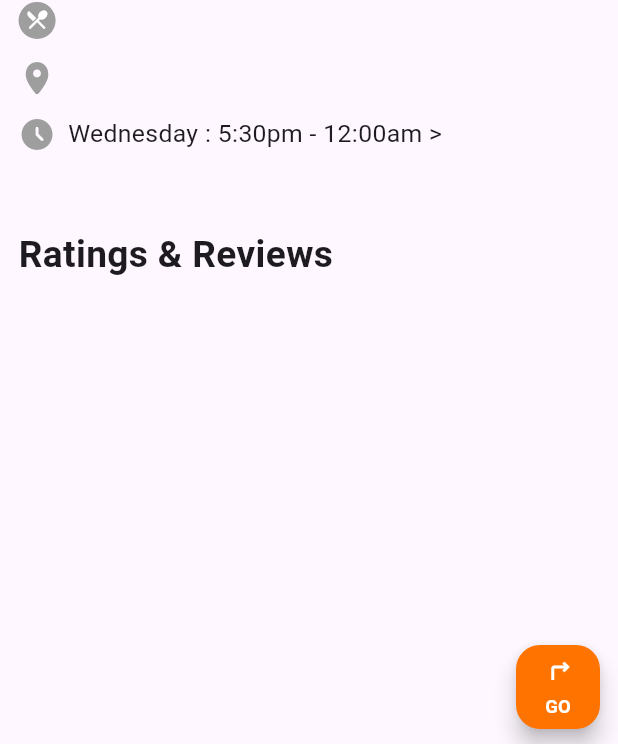
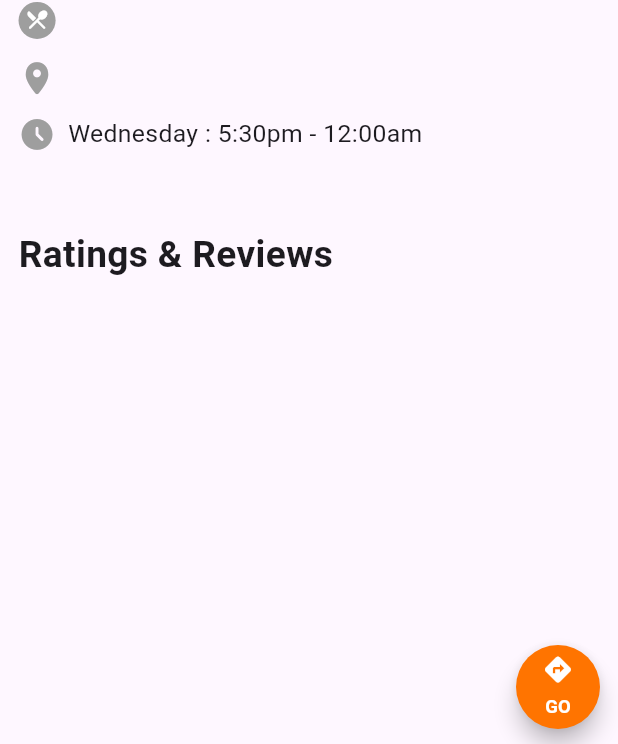
Before and after one commit to navaneethsk/the_grand_marche, a Flutter app: the HotelDetailsScreen screen opened directly with empty values, on a phone screen of 412 x 824 dp. Shown: the part 489-1233 px from the top of the screen. Run offline on Flutter 3.47's test engine with Material 3 defaults, Android fonts, the phone set to English and light mode, and no system bars; our stand-ins replace firebase_core, flutter_riverpod, shared_preferences; accounts and stored records are empty; network calls fail.

Commit message:
code modifications

```diff
--- a/lib/core/common/splash_screen.dart
+++ b/lib/core/common/splash_screen.dart
@@ -18,12 +18,13 @@ class _SplashScreenState extends State<SplashScreen> {
     SharedPreferences prefs = await SharedPreferences.getInstance();
     loggedIn = prefs.getBool('login') ?? false;
     Future.delayed(const Duration(seconds: 3)).then((value) {
-      Navigator.push(
+      Navigator.pushAndRemoveUntil(
           context,
           MaterialPageRoute(
             builder: (context) =>
                 loggedIn == false ? const LoginScreen() : const HomeScreen(),
-          ));
+          ),
+          (route) => false);
     });
   }
 
--- a/lib/features/details_screen/details_screen.dart
+++ b/lib/features/details_screen/details_screen.dart
@@ -38,12 +38,13 @@ class _HotelDetailsScreenState extends State<HotelDetailsScreen> {
     return Scaffold(
       floatingActionButtonLocation: FloatingActionButtonLocation.miniEndFloat,
       floatingActionButton: FloatingActionButton(
+        shape: const CircleBorder(),
         backgroundColor: Pallets.orange,
         child: Column(
           mainAxisAlignment: MainAxisAlignment.spaceEvenly,
           children: [
             Icon(
-              Icons.turn_right,
+              Icons.directions,
               color: Colors.white,
               size: width * .05,
             ),
@@ -214,7 +215,7 @@ class _HotelDetailsScreenState extends State<HotelDetailsScreen> {
                       //   onChanged: onChanged
                       //   )
                       Text(
-                        "Wednesday : 5:30pm - 12:00am >",
+                        "Wednesday : 5:30pm - 12:00am ",
                         style: TextStyle(fontSize: width * .04),
                       )
                     ],
--- a/lib/features/home_screen/screen/home_screen.dart
+++ b/lib/features/home_screen/screen/home_screen.dart
@@ -95,7 +95,6 @@ class _HomeScreenState extends ConsumerState<HomeScreen> {
               children: [
                 ref.watch(fetchRestoProvider).when(
                       data: (data) {
-                        print(data.restaurants.length);
                         return ListView.separated(
                           physics: const BouncingScrollPhysics(),
                           shrinkWrap: true,
@@ -108,15 +107,10 @@ class _HomeScreenState extends ConsumerState<HomeScreen> {
                                   i++) {
                                 totalRating = totalRating +
                                     data.restaurants[i].reviews[i].rating;
-                                print(totalRating);
-                                print(data.restaurants[i].reviews.length);
-
-                                print(rating);
                               }
                               rating = totalRating /
                                   data.restaurants[j].reviews.length;
                               ratingsList.add(rating);
-                              print(ratingsList);
                             }
 
                             return InkWell(
--- a/pubspec.yaml
+++ b/pubspec.yaml
@@ -40,6 +40,8 @@ dependencies:
   flutter_riverpod: ^2.4.8
   url_launcher: ^6.1.4
   http:
+  firebase_core: ^2.27.0
+  google_maps_flutter: ^2.5.3
 
 dev_dependencies:
   flutter_test:
```
Also changed, not shown: lib/main.dart (+8 -1 lines), lib/model/restaurant_model.dart (+0 -419 lines), lib/firebase_options.dart (added), pubspec.lock, 7 other files.
